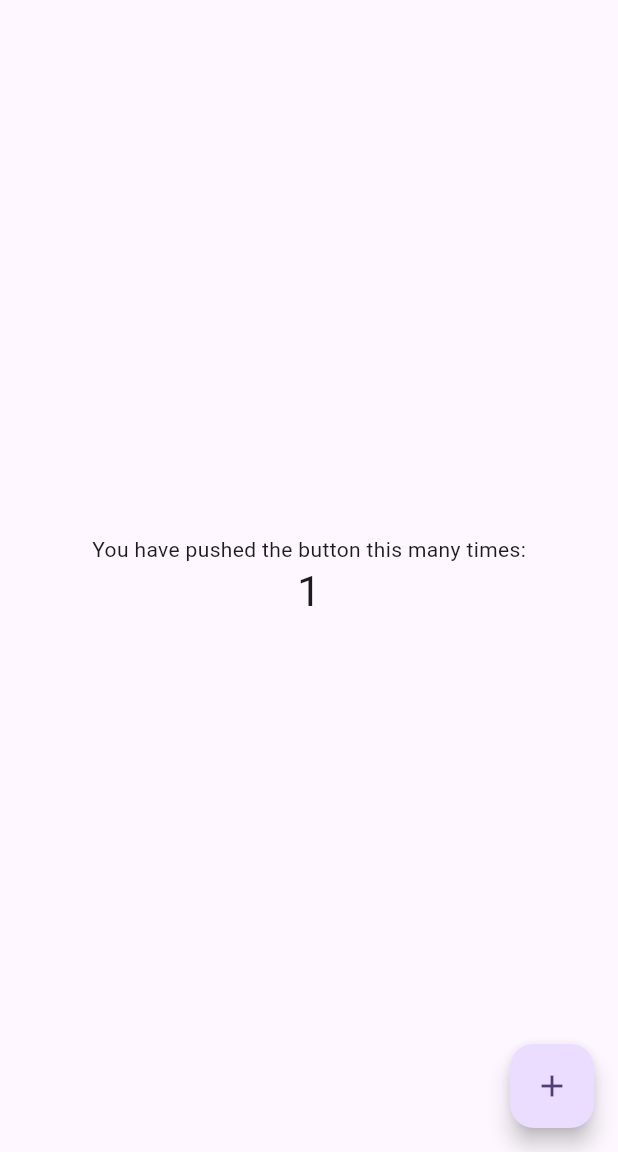
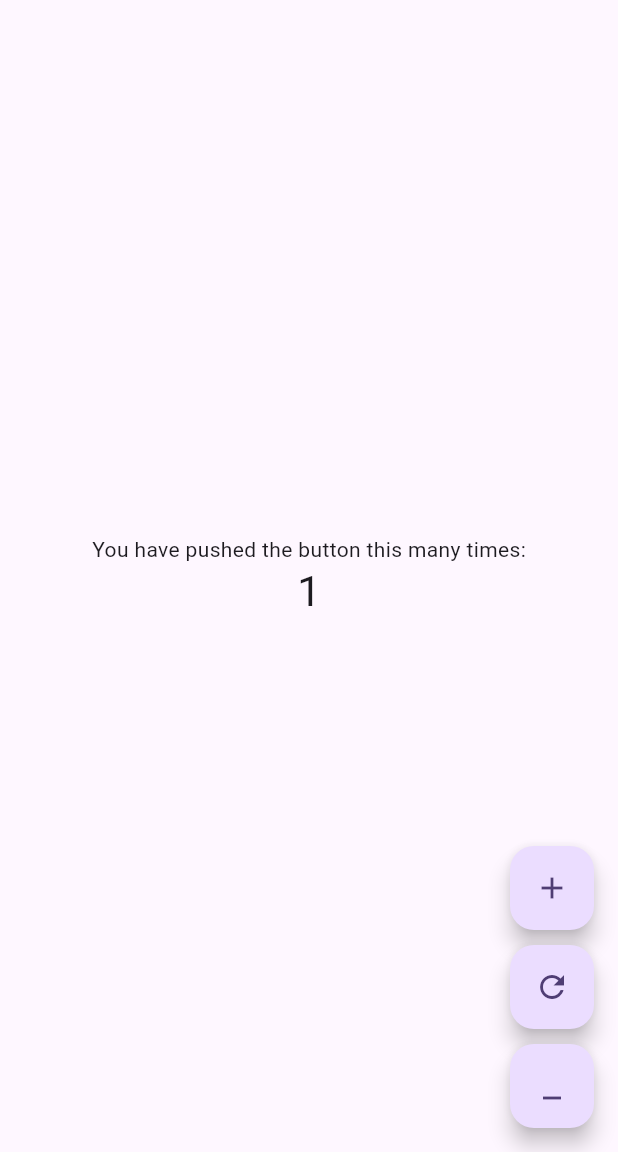
Before and after one commit to hammadx02/counter_bloc, a Flutter app: the screen it shows after launch, after a tap on the "add" icon, on a phone screen of 412 x 824 dp, the part 84-1236 px from its top. Run offline on Flutter 3.47's test engine with Material 3 defaults, Android fonts, the phone set to English and light mode, and no system bars; our stand-ins replace flutter_bloc.

```diff
--- /dev/null
+++ b/lib/cubit/counter_cubit.dart
@@ -0,0 +1,21 @@
+import 'package:flutter_bloc/flutter_bloc.dart';
+
+class CounterCubit extends Cubit<int> {
+  CounterCubit() : super(0);
+
+  void increment(){
+    emit(state + 1);
+  }
+
+  void decrement(){
+    if (state == 0){
+      return;
+    }
+    emit(state - 1);
+  }
+
+  void refresh(){
+    emit(0);
+  }
+
+}
--- /dev/null
+++ b/lib/home_screen.dart
@@ -0,0 +1,90 @@
+import 'package:counter_bloc/cubit/counter_cubit.dart';
+import 'package:flutter/material.dart';
+import 'package:flutter_bloc/flutter_bloc.dart';
+
+class MyHomePage extends StatefulWidget {
+  const MyHomePage({super.key, required this.title});
+
+  final String title;
+
+  @override
+  State<MyHomePage> createState() => _MyHomePageState();
+}
+
+class _MyHomePageState extends State<MyHomePage> {
+  final counter = CounterCubit;
+
+  @override
+  Widget build(BuildContext context) {
+    final counterCubit = CounterCubit();
+    return Scaffold(
+      appBar: AppBar(
+        backgroundColor: Theme.of(context).colorScheme.inversePrimary,
+        title: Text(widget.title),
+      ),
+      body: Center(
+        child: Column(
+          mainAxisAlignment: MainAxisAlignment.center,
+          children: <Widget>[
+            const Text(
+              'You have pushed the button this many times:',
+            ),
+            BlocBuilder<CounterCubit, int>(
+                bloc: counterCubit,
+                builder: (context, counter) {
+                  return Text(
+                    '$counter',
+                    style: Theme.of(context).textTheme.headlineMedium,
+                  );
+                }),
+            // Row(
+            //   mainAxisAlignment: MainAxisAlignment.spaceEvenly,
+            //   children: [
+
+            //          IconButton(
+            //           onPressed: () => counterCubit.increment(),
+            //           icon: const Icon(Icons.add),
+            //         ),
+
+            //     IconButton(
+            //       onPressed: () {},
+            //       icon: const Icon(Icons.restart_alt_outlined),
+            //     ),
+            //     IconButton(
+            //       onPressed: () => counterCubit.decrement(),
+            //       icon: const Icon(Icons.minimize),
+            //     ),
+            //   ],
+            // ),
+          ],
+        ),
+      ),
+      floatingActionButton: Column(
+        mainAxisAlignment: MainAxisAlignment.end,
+        children: [
+          FloatingActionButton(
+            onPressed: () => counterCubit.increment(),
+            tooltip: 'Increment',
+            child: const Icon(Icons.add),
+          ),
+          const SizedBox(
+            height: 10,
+          ),
+          FloatingActionButton(
+            onPressed: () => counterCubit.refresh(),
+            tooltip: 'Refresh',
+            child: const Icon(Icons.refresh),
+          ),
+          const SizedBox(
+            height: 10,
+          ),
+          FloatingActionButton(
+            onPressed: () => counterCubit.decrement(),
+            tooltip: 'Decrement',
+            child: const Icon(Icons.minimize),
+          ),
+        ],
+      ),
+    );
+  }
+}
--- a/lib/main.dart
+++ b/lib/main.dart
@@ -1,3 +1,4 @@
+import 'package:counter_bloc/home_screen.dart';
 import 'package:flutter/material.dart';
 
 void main() {
@@ -20,51 +21,3 @@ class MyApp extends StatelessWidget {
     );
   }
 }
-
-class MyHomePage extends StatefulWidget {
-  const MyHomePage({super.key, required this.title});
-
-  final String title;
-
-  @override
-  State<MyHomePage> createState() => _MyHomePageState();
-}
-
-class _MyHomePageState extends State<MyHomePage> {
-  int _counter = 0;
-
-  void _incrementCounter() {
-    setState(() {
-      _counter++;
-    });
-  }
-
-  @override
-  Widget build(BuildContext context) {
-    return Scaffold(
-      appBar: AppBar(
-        backgroundColor: Theme.of(context).colorScheme.inversePrimary,
-        title: Text(widget.title),
-      ),
-      body: Center(
-        child: Column(
-          mainAxisAlignment: MainAxisAlignment.center,
-          children: <Widget>[
-            const Text(
-              'You have pushed the button this many times:',
-            ),
-            Text(
-              '$_counter',
-              style: Theme.of(context).textTheme.headlineMedium,
-            ),
-          ],
-        ),
-      ),
-      floatingActionButton: FloatingActionButton(
-        onPressed: _incrementCounter,
-        tooltip: 'Increment',
-        child: const Icon(Icons.add),
-      ),
-    );
-  }
-}
```
